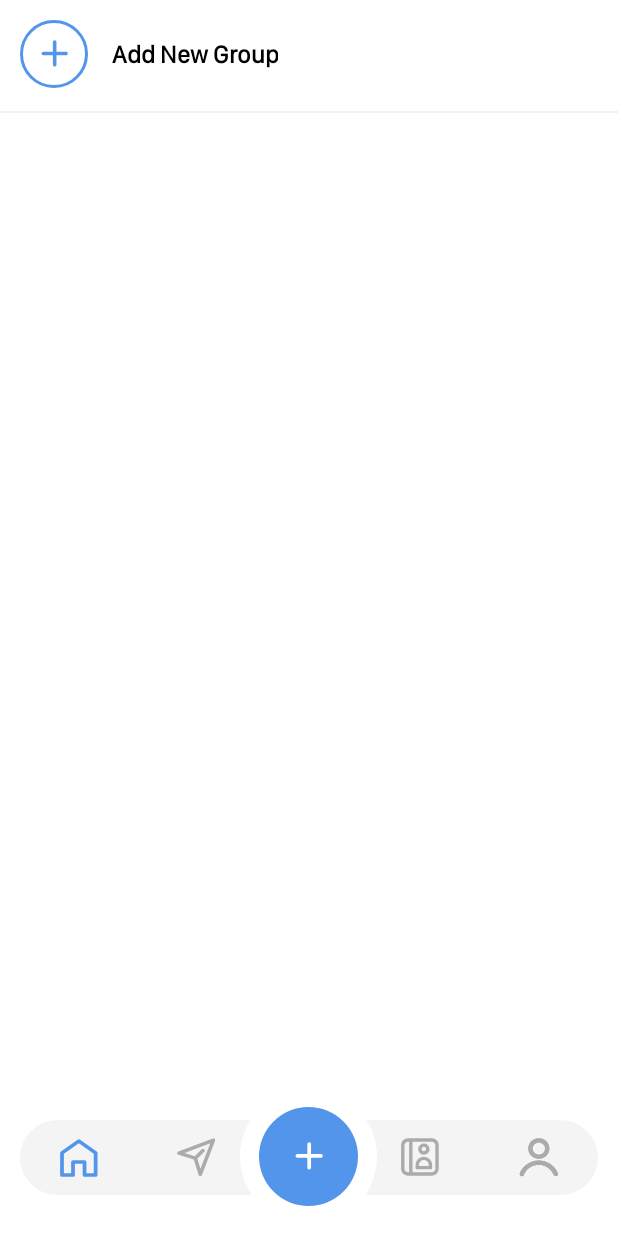
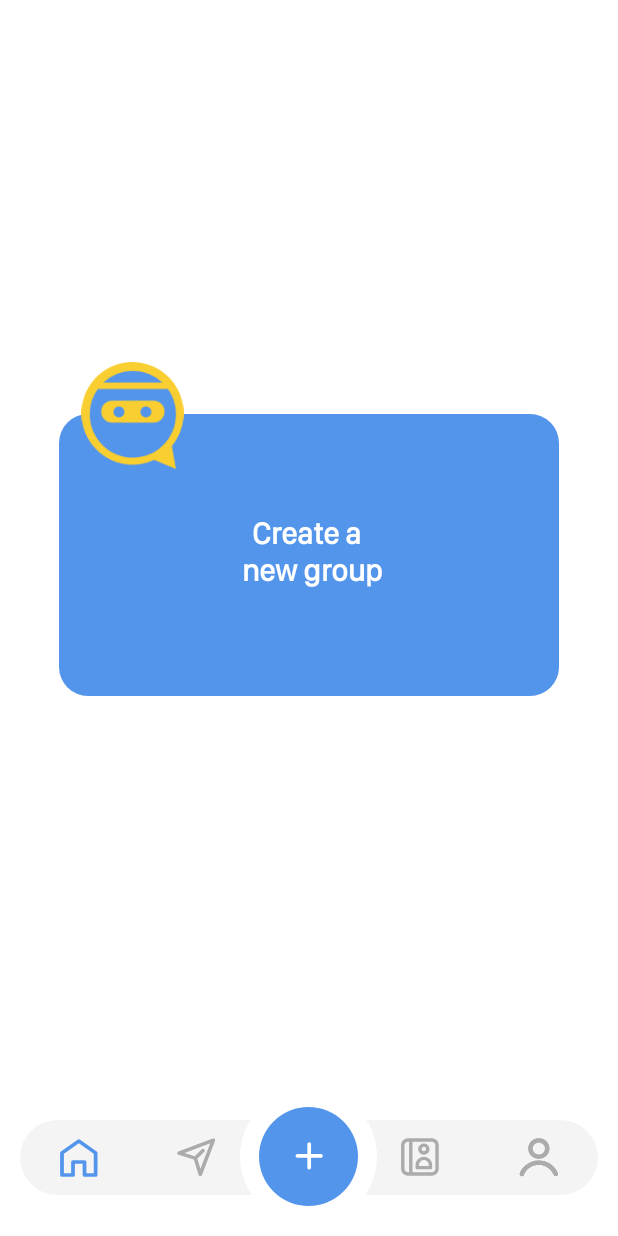
Before and after one commit to cloudSAGAR/ContactNinja, an Android app: the fragment GroupFragment placed in its activity, on a phone screen of 412 x 824 dp. Run offline under Robolectric (Android 15) with nearby library versions, the phone set to English and light mode, and no system bars; our stand-ins replace sdp/ssp sizes; libraries missing offline, so code that uses them is left out: com.gun0912.tedpermission, com.makeramen.roundedimageview; pictures from the network do not load; 9 statements that could not run were skipped.

Commit message:
Select Group List Change

```diff
--- a/app/src/main/java/com/contactninja/Fragment/AddContect_Fragment/GroupFragment.java
+++ b/app/src/main/java/com/contactninja/Fragment/AddContect_Fragment/GroupFragment.java
@@ -66,6 +66,7 @@ public class GroupFragment extends Fragment implements View.OnClickListener {
     private List<Grouplist.Group> grouplists;
     // private GroupAdapter groupAdapter;
     private ProgressBar loadingPB;
+    LinearLayout mMainLayout1,demo_layout;
 
     public GroupFragment() {
         // Required empty public constructor
@@ -80,6 +81,7 @@ public class GroupFragment extends Fragment implements View.OnClickListener {
         sessionManager = new SessionManager(getActivity());
         retrofitCalls = new RetrofitCalls(getActivity());
         loadingDialog = new LoadingDialog(getActivity());
+
         SessionManager.setGroupList(getActivity(), new ArrayList<>());
        try {
             GroupEvent();
@@ -94,7 +96,7 @@ public class GroupFragment extends Fragment implements View.OnClickListener {
 
         add_new_contect_layout.setOnClickListener(this);
         group_name.setOnClickListener(this);
-        main_layout.setOnClickListener(this);
+        demo_layout.setOnClickListener(this);
 
 
         group_recyclerView.addOnScrollListener(new RecyclerView.OnScrollListener() {
@@ -129,7 +131,7 @@ public class GroupFragment extends Fragment implements View.OnClickListener {
 
     private void IntentUI(View view) {
 
-        main_layout = view.findViewById(R.id.main_layout);
+     /*   main_layout = view.findViewById(R.id.main_layout);*/
         add_new_contect_layout = view.findViewById(R.id.add_new_contect_layout);
         group_recyclerView = view.findViewById(R.id.group_list);
         layoutManager = new LinearLayoutManager(getActivity());
@@ -138,6 +140,8 @@ public class GroupFragment extends Fragment implements View.OnClickListener {
         num_count = view.findViewById(R.id.num_count);
         loadingPB = view.findViewById(R.id.idPBLoading);
         grouplists = new ArrayList<>();
+        mMainLayout1=view.findViewById(R.id.mMainLayout1);
+        demo_layout=view.findViewById(R.id.demo_layout);
 
     }
 
@@ -153,7 +157,7 @@ public class GroupFragment extends Fragment implements View.OnClickListener {
             case R.id.group_name:
                 startActivity(new Intent(getActivity(), SendBroadcast.class));
                 break;
-            case R.id.main_layout:
+            case R.id.demo_layout:
                 SessionManager.setGroupData(getActivity(),new Grouplist.Group());
                 startActivity(new Intent(getActivity(), GroupActivity.class));
                 /*getActivity().finish();*/
@@ -212,7 +216,8 @@ public class GroupFragment extends Fragment implements View.OnClickListener {
 
 
                 } else {
-
+                    demo_layout.setVisibility(View.VISIBLE);
+                    mMainLayout1.setVisibility(View.GONE);
                 }
             }
 
--- a/app/src/main/res/layout/common_dialog.xml
+++ b/app/src/main/res/layout/common_dialog.xml
@@ -4,12 +4,13 @@
     android:orientation="vertical"
     android:layout_gravity="center"
     android:gravity="center"
-    android:id="@+id/main_layout"
+    android:id="@+id/demo_layout"
+
     android:background="@color/white"
     android:layout_marginStart="@dimen/_30sdp"
     android:layout_marginEnd="@dimen/_30sdp"
     android:layout_width="match_parent"
-    android:layout_height="wrap_content">
+    android:layout_height="match_parent">
 <androidx.coordinatorlayout.widget.CoordinatorLayout
 xmlns:android="http://schemas.android.com/apk/res/android"
     android:layout_width="match_parent"
--- a/app/src/main/res/layout/fragment_group.xml
+++ b/app/src/main/res/layout/fragment_group.xml
@@ -7,9 +7,17 @@
     android:orientation="vertical"
     tools:context=".Fragment.AddContect_Fragment.GroupFragment">
 
+
  <include
-     android:visibility="gone"
      layout="@layout/common_dialog"></include>
+
+ <LinearLayout
+     android:id="@+id/mMainLayout1"
+
+     android:orientation="vertical"
+     android:layout_width="match_parent"
+     android:layout_height="match_parent">
+
 
  <LinearLayout
      android:id="@+id/add_new_contect_layout"
@@ -112,5 +120,5 @@
      android:layout_height="wrap_content" />
  </LinearLayout>
 
-
+ </LinearLayout>
 </LinearLayout>
```
Also changed, not shown: app/src/main/java/com/contactninja/Fragment/Broadcast_Frgment/Broadcast_Group_Fragment.java (+8 -22 lines), app/src/main/java/com/contactninja/Fragment/ContectFragment.java (+8 -11 lines).
